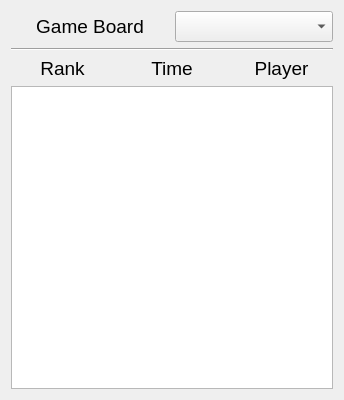
This is graphics/forms/statistics.ui in LesterEvSe/Game15 as Qt 5 draws it before an edit. The edited form follows.
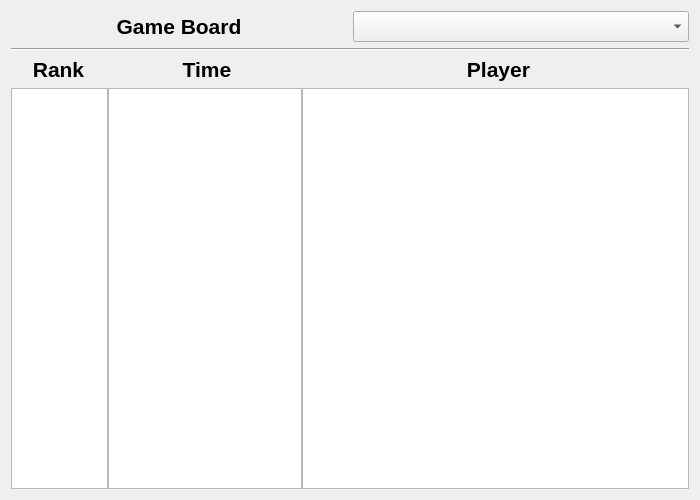
This is the edited form.

Commit message: Implemented GUI of Statistics class

The edit to the form file:
```diff
--- a/graphics/forms/statistics.ui
+++ b/graphics/forms/statistics.ui
@@ -6,8 +6,8 @@
    <rect>
     <x>0</x>
     <y>0</y>
-    <width>344</width>
-    <height>400</height>
+    <width>700</width>
+    <height>500</height>
    </rect>
   </property>
   <property name="font">
@@ -23,6 +23,12 @@
     <layout class="QHBoxLayout" name="horizontalLayout">
      <item>
       <widget class="QLabel" name="label">
+       <property name="font">
+        <font>
+         <pointsize>16</pointsize>
+         <bold>true</bold>
+        </font>
+       </property>
        <property name="text">
         <string>Game Board</string>
        </property>
@@ -47,6 +53,18 @@
     <layout class="QHBoxLayout" name="horizontalLayout_2">
      <item>
       <widget class="QLabel" name="label_2">
+       <property name="sizePolicy">
+        <sizepolicy hsizetype="Preferred" vsizetype="Preferred">
+         <horstretch>1</horstretch>
+         <verstretch>0</verstretch>
+        </sizepolicy>
+       </property>
+       <property name="font">
+        <font>
+         <pointsize>16</pointsize>
+         <bold>true</bold>
+        </font>
+       </property>
        <property name="text">
         <string>Rank</string>
        </property>
@@ -57,6 +75,18 @@
      </item>
      <item>
       <widget class="QLabel" name="label_3">
+       <property name="sizePolicy">
+        <sizepolicy hsizetype="Preferred" vsizetype="Preferred">
+         <horstretch>2</horstretch>
+         <verstretch>0</verstretch>
+        </sizepolicy>
+       </property>
+       <property name="font">
+        <font>
+         <pointsize>16</pointsize>
+         <bold>true</bold>
+        </font>
+       </property>
        <property name="text">
         <string>Time</string>
        </property>
@@ -67,6 +97,18 @@
      </item>
      <item>
       <widget class="QLabel" name="label_4">
+       <property name="sizePolicy">
+        <sizepolicy hsizetype="Preferred" vsizetype="Preferred">
+         <horstretch>4</horstretch>
+         <verstretch>0</verstretch>
+        </sizepolicy>
+       </property>
+       <property name="font">
+        <font>
+         <pointsize>16</pointsize>
+         <bold>true</bold>
+        </font>
+       </property>
        <property name="text">
         <string>Player</string>
        </property>
@@ -78,7 +120,59 @@
     </layout>
    </item>
    <item>
-    <widget class="QTextBrowser" name="textBrowser"/>
+    <layout class="QHBoxLayout" name="horizontalLayout_3">
+     <property name="spacing">
+      <number>0</number>
+     </property>
+     <item>
+      <widget class="QTextBrowser" name="rankTextBrowser">
+       <property name="sizePolicy">
+        <sizepolicy hsizetype="Expanding" vsizetype="Expanding">
+         <horstretch>1</horstretch>
+         <verstretch>0</verstretch>
+        </sizepolicy>
+       </property>
+       <property name="font">
+        <font>
+         <pointsize>13</pointsize>
+         <bold>true</bold>
+        </font>
+       </property>
+      </widget>
+     </item>
+     <item>
+      <widget class="QTextBrowser" name="timeTextBrowser">
+       <property name="sizePolicy">
+        <sizepolicy hsizetype="Expanding" vsizetype="Expanding">
+         <horstretch>2</horstretch>
+         <verstretch>0</verstretch>
+        </sizepolicy>
+       </property>
+       <property name="font">
+        <font>
+         <pointsize>13</pointsize>
+         <bold>true</bold>
+        </font>
+       </property>
+      </widget>
+     </item>
+     <item>
+      <widget class="QTextBrowser" name="playerTextBrowser">
+       <property name="sizePolicy">
+        <sizepolicy hsizetype="Expanding" vsizetype="Expanding">
+         <horstretch>4</horstretch>
+         <verstretch>0</verstretch>
+        </sizepolicy>
+       </property>
+       <property name="font">
+        <font>
+         <pointsize>13</pointsize>
+         <bold>true</bold>
+        </font>
+       </property>
+      </widget>
+     </item>
+    </layout>
    </item>
   </layout>
  </widget>
```
The commit also changes 7 other files.
